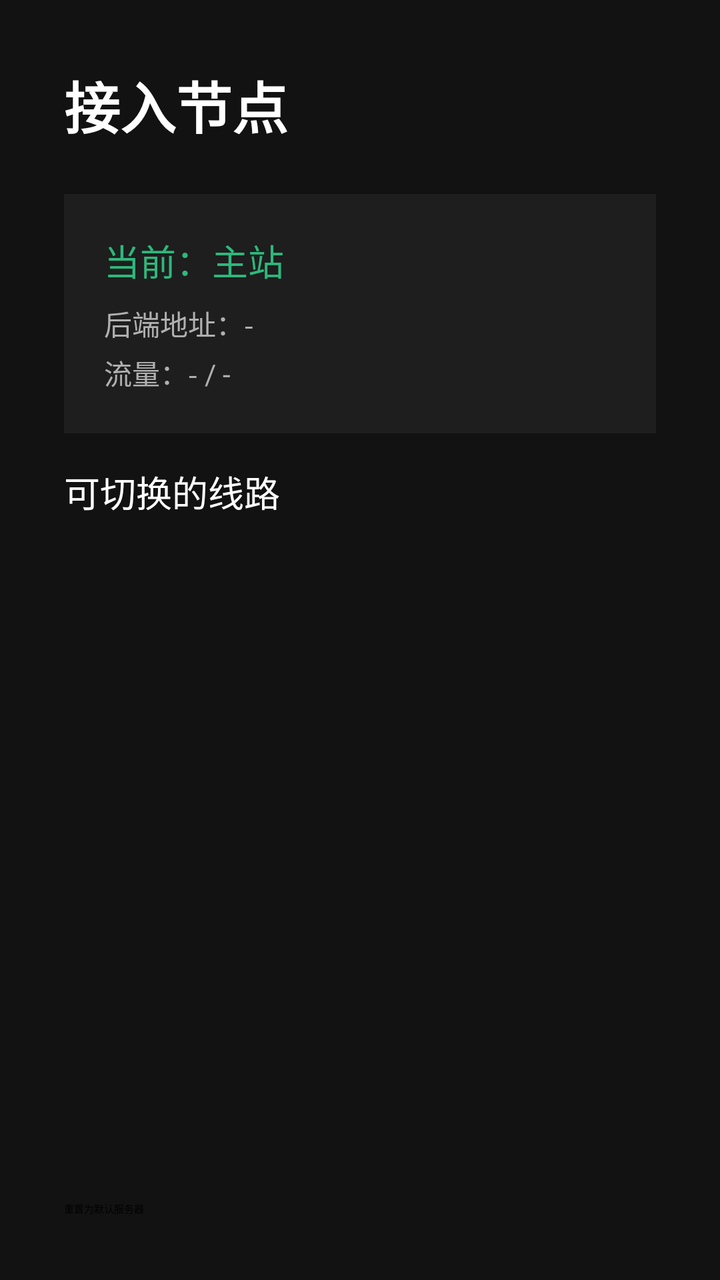
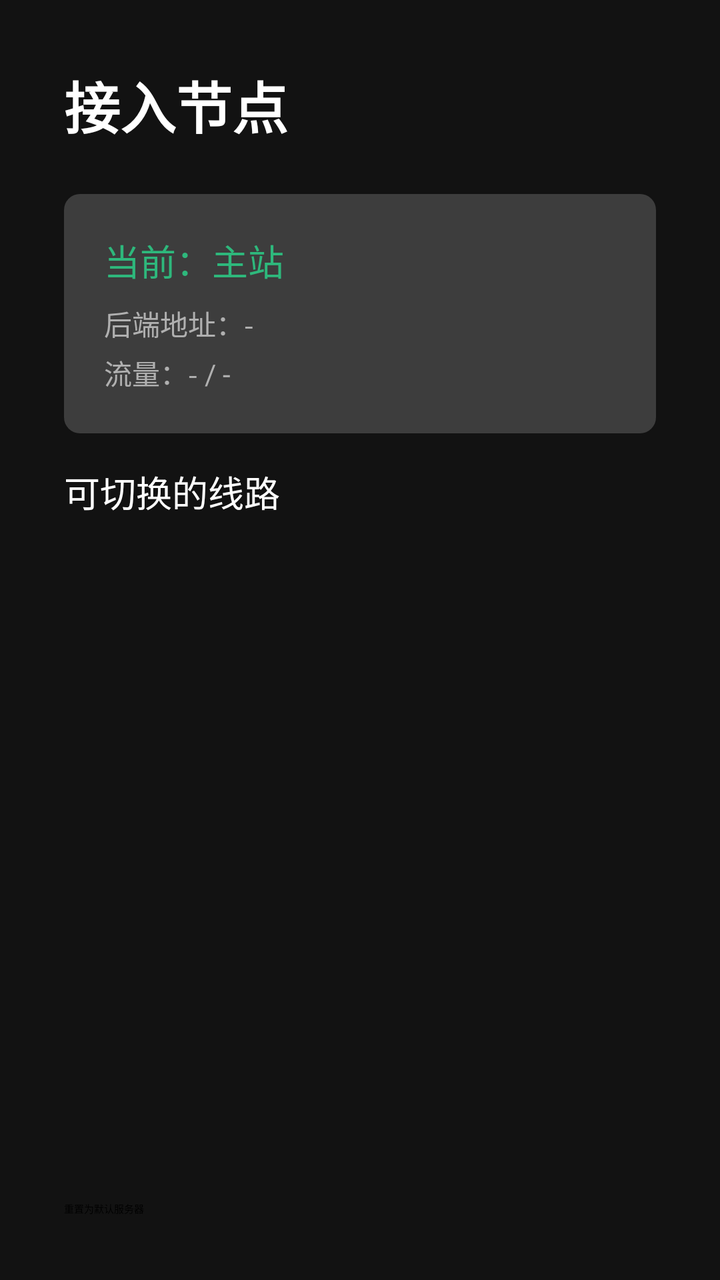

Before-and-after screenshots of an Android layout around one commit, followed by the original layout XML and the change that was made.
<!-- AndroidManifest.xml: activity theme Theme.LingXiTV.NoActionBar -->
<!-- res/layout/activity_node_select.xml -->
<?xml version="1.0" encoding="utf-8"?>
<LinearLayout xmlns:android="http://schemas.android.com/apk/res/android"
    android:layout_width="match_parent"
    android:layout_height="match_parent"
    android:orientation="vertical"
    android:background="@color/bg_dark"
    android:padding="32dp">

    <TextView
        android:layout_width="wrap_content"
        android:layout_height="wrap_content"
        android:text="接入节点"
        android:textColor="@color/text_primary"
        android:textSize="28sp"
        android:textStyle="bold"
        android:layout_marginBottom="24dp" />

    
    <LinearLayout
        android:layout_width="match_parent"
        android:layout_height="wrap_content"
        android:orientation="vertical"
        android:background="@color/card_bg"
        android:padding="20dp"
        android:layout_marginBottom="16dp">

        <TextView
            android:id="@+id/tvCurrentNode"
            android:layout_width="wrap_content"
            android:layout_height="wrap_content"
            android:text="当前：主站"
            android:textColor="@color/lingxi_green_light"
            android:textSize="18sp"
            android:layout_marginBottom="8dp" />

        <TextView
            android:id="@+id/tvNodeUrl"
            android:layout_width="wrap_content"
            android:layout_height="wrap_content"
            android:text="后端地址：-"
            android:textColor="@color/text_secondary"
            android:textSize="14sp"
            android:layout_marginBottom="4dp" />

        <TextView
            android:id="@+id/tvQuota"
            android:layout_width="wrap_content"
            android:layout_height="wrap_content"
            android:text="流量：- / -"
            android:textColor="@color/text_secondary"
            android:textSize="14sp" />
    </LinearLayout>

    <TextView
        android:layout_width="wrap_content"
        android:layout_height="wrap_content"
        android:text="可切换的线路"
        android:textColor="@color/text_primary"
        android:textSize="18sp"
        android:layout_marginBottom="12dp" />

    
    <androidx.recyclerview.widget.RecyclerView
        android:id="@+id/rvNodes"
        android:layout_width="match_parent"
        android:layout_height="0dp"
        android:layout_weight="1" />

    <Button
        android:id="@+id/btnReset"
        android:layout_width="match_parent"
        android:layout_height="wrap_content"
        android:text="重置为默认服务器"
        android:layout_marginTop="12dp" />

</LinearLayout>
<!-- resources referenced by this layout -->
<resources>
  <color name="bg_dark">#121212</color>
  <color name="card_bg">#1E1E1E</color>
  <color name="lingxi_green_light">#2eb87c</color>
  <color name="text_primary">#FFFFFF</color>
  <color name="text_secondary">#B0B0B0</color>
  <style name="Theme.LingXiTV.NoActionBar" parent="Theme.LingXiTV">
          <item name="windowActionBar">false</item>
          <item name="windowNoTitle">true</item>
      </style>
  <style name="Theme.LingXiTV" parent="@style/Theme.Leanback">
          <item name="colorPrimary">@color/lingxi_green</item>
          <item name="colorPrimaryDark">@color/lingxi_green_dark</item>
          <item name="colorAccent">@color/lingxi_green_light</item>
          <item name="android:windowBackground">@color/bg_dark</item>
          <item name="android:statusBarColor">@color/bg_dark</item>
          <item name="android:navigationBarColor">@color/bg_dark</item>
      </style>
  <color name="lingxi_green">#1a8a5c</color>
  <color name="lingxi_green_dark">#127049</color>
</resources>

<!-- the commit's change to res/layout/activity_node_select.xml (unified diff, before → after) -->
@@ -20,31 +20,35 @@
         android:layout_width="match_parent"
         android:layout_height="wrap_content"
         android:orientation="vertical"
-        android:background="@color/card_bg"
+        android:background="@drawable/btn_secondary"
         android:padding="20dp"
         android:layout_marginBottom="16dp">
 
         <TextView
             android:id="@+id/tvCurrentNode"
-            android:layout_width="wrap_content"
+            android:layout_width="match_parent"
             android:layout_height="wrap_content"
             android:text="当前：主站"
             android:textColor="@color/lingxi_green_light"
             android:textSize="18sp"
+            android:maxLines="1"
+            android:ellipsize="end"
             android:layout_marginBottom="8dp" />
 
         <TextView
             android:id="@+id/tvNodeUrl"
-            android:layout_width="wrap_content"
+            android:layout_width="match_parent"
             android:layout_height="wrap_content"
             android:text="后端地址：-"
             android:textColor="@color/text_secondary"
             android:textSize="14sp"
+            android:maxLines="1"
+            android:ellipsize="middle"
             android:layout_marginBottom="4dp" />
 
         <TextView
             android:id="@+id/tvQuota"
-            android:layout_width="wrap_content"
+            android:layout_width="match_parent"
             android:layout_height="wrap_content"
             android:text="流量：- / -"
             android:textColor="@color/text_secondary"
@@ -52,7 +56,7 @@
     </LinearLayout>
 
     <TextView
-        android:layout_width="wrap_content"
+        android:layout_width="match_parent"
         android:layout_height="wrap_content"
         android:text="可切换的线路"
         android:textColor="@color/text_primary"
<!-- resource entries referenced after the edit -->
@@ -1,14 +1,50 @@
 <!-- resources referenced by this layout -->
 <resources>
   <color name="bg_dark">#121212</color>
-  <color name="card_bg">#1E1E1E</color>
   <color name="lingxi_green_light">#2eb87c</color>
   <color name="text_primary">#FFFFFF</color>
   <color name="text_secondary">#B0B0B0</color>
+  <!-- drawable btn_secondary (drawable) -->
+  <?xml version="1.0" encoding="utf-8"?>
+  <selector xmlns:android="http://schemas.android.com/apk/res/android">
+      <item android:state_focused="true" android:state_pressed="true">
+          <shape android:shape="rectangle">
+              <corners android:radius="8dp" />
+              <solid android:color="#4A4A4A" />
+              <stroke android:width="2dp" android:color="@color/white" />
+          </shape>
+      </item>
+      <item android:state_focused="true">
+          <shape android:shape="rectangle">
+              <corners android:radius="8dp" />
+              <solid android:color="#4A4A4A" />
+              <stroke android:width="2dp" android:color="@color/lingxi_green_light" />
+          </shape>
+      </item>
+      <item android:state_pressed="true">
+          <shape android:shape="rectangle">
+              <corners android:radius="8dp" />
+              <solid android:color="#4A4A4A" />
+          </shape>
+      </item>
+      <item android:state_enabled="false">
+          <shape android:shape="rectangle">
+              <corners android:radius="8dp" />
+              <solid android:color="#2A2A2A" />
+          </shape>
+      </item>
+      <item>
+          <shape android:shape="rectangle">
+              <corners android:radius="8dp" />
+              <solid android:color="#3D3D3D" />
+          </shape>
+      </item>
+  </selector>
   <style name="Theme.LingXiTV.NoActionBar" parent="Theme.LingXiTV">
           <item name="windowActionBar">false</item>
           <item name="windowNoTitle">true</item>
       </style>
+  <color name="white">#FFFFFF</color>
   <style name="Theme.LingXiTV" parent="@style/Theme.Leanback">
           <item name="colorPrimary">@color/lingxi_green</item>
           <item name="colorPrimaryDark">@color/lingxi_green_dark</item>
